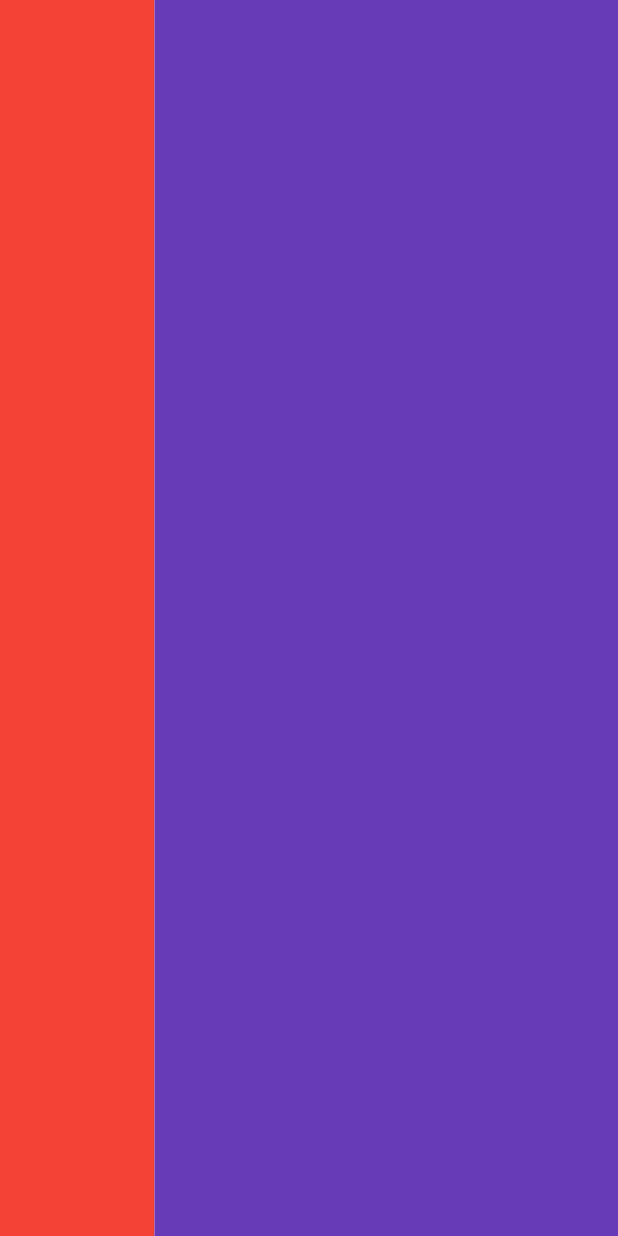
After one commit to WilzZix/movies, a Flutter app: the TabletHomePage screen opened directly, on a phone screen of 412 x 824 dp. The commit adds this screen. Run offline on Flutter 3.47's test engine with Material 3 defaults, Android fonts, the phone set to English and light mode, and no system bars; our stand-ins replace bloc, carousel_slider, dio, firebase_core, flutter_bloc, flutter_rating and 4 more; accounts and stored records are empty; network calls fail.

Commit message:
responsive iu

```diff
--- a/lib/main.dart
+++ b/lib/main.dart
@@ -38,7 +38,9 @@ class MyApp extends StatelessWidget {
       ],
       child: MaterialApp.router(
         color: Colors.black,
-        routerConfig: AppRouter().router,
+        routerConfig: MediaQuery.of(context).size.width >= 1280
+            ? AppRouter().tabletRouter
+            : AppRouter().router,
         theme: ThemeData(
           bottomNavigationBarTheme: const BottomNavigationBarThemeData(
               backgroundColor: Colors.black,
--- /dev/null
+++ b/lib/presentation/tablet/home_page.dart
@@ -0,0 +1,32 @@
+import 'package:flutter/material.dart';
+
+class TabletHomePage extends StatefulWidget {
+  const TabletHomePage({super.key});
+
+  static String tag = '/';
+
+  @override
+  State<TabletHomePage> createState() => _TabletHomePageState();
+}
+
+class _TabletHomePageState extends State<TabletHomePage> {
+  @override
+  Widget build(BuildContext context) {
+    final size = MediaQuery.of(context).size;
+    return Scaffold(
+        body: LayoutBuilder(
+      builder: (context, constraints) => Row(
+        children: [
+          Container(
+            width: size.width / 4,
+            color: Colors.red,
+          ),
+          Container(
+            width: (size.width) * 3 / 4,
+            color: Colors.deepPurple,
+          )
+        ],
+      ),
+    ));
+  }
+}
--- a/lib/routes/go_router/go_router.dart
+++ b/lib/routes/go_router/go_router.dart
@@ -1,6 +1,7 @@
 import 'package:go_router/go_router.dart';
 import 'package:movies/presentation/pages/home_page/home_page.dart';
 import 'package:movies/presentation/pages/movie_detail_page/movie_detail_page.dart';
+import 'package:movies/presentation/tablet/home_page.dart';
 
 class AppRouter {
   AppRouter();
@@ -23,4 +24,15 @@ class AppRouter {
       ),
     ],
   );
+
+  final tabletRouter = GoRouter(
+    initialLocation: '/',
+    routes: [
+      GoRoute(
+        path: TabletHomePage.tag,
+        name: TabletHomePage.tag,
+        builder: (_, __) => const TabletHomePage(),
+      )
+    ],
+  );
 }
--- a/pubspec.yaml
+++ b/pubspec.yaml
@@ -28,8 +28,9 @@ dependencies:
   shared_preferences: ^2.3.2
   flutter_svg: ^1.0.0
   youtube_player_flutter: ^9.1.1
+  source_gen: ^1.5.0
 dev_dependencies:
-  build_runner: ^2.1.11
+  build_runner: ^2.4.13
   flutter_test:
     sdk: flutter
 
```
Also changed, not shown: lib/for_learning_main.dart (added, +26 -0 lines), lib/presentation/pages/home_page/home_page.dart (+10 -3 lines), pubspec.lock.
